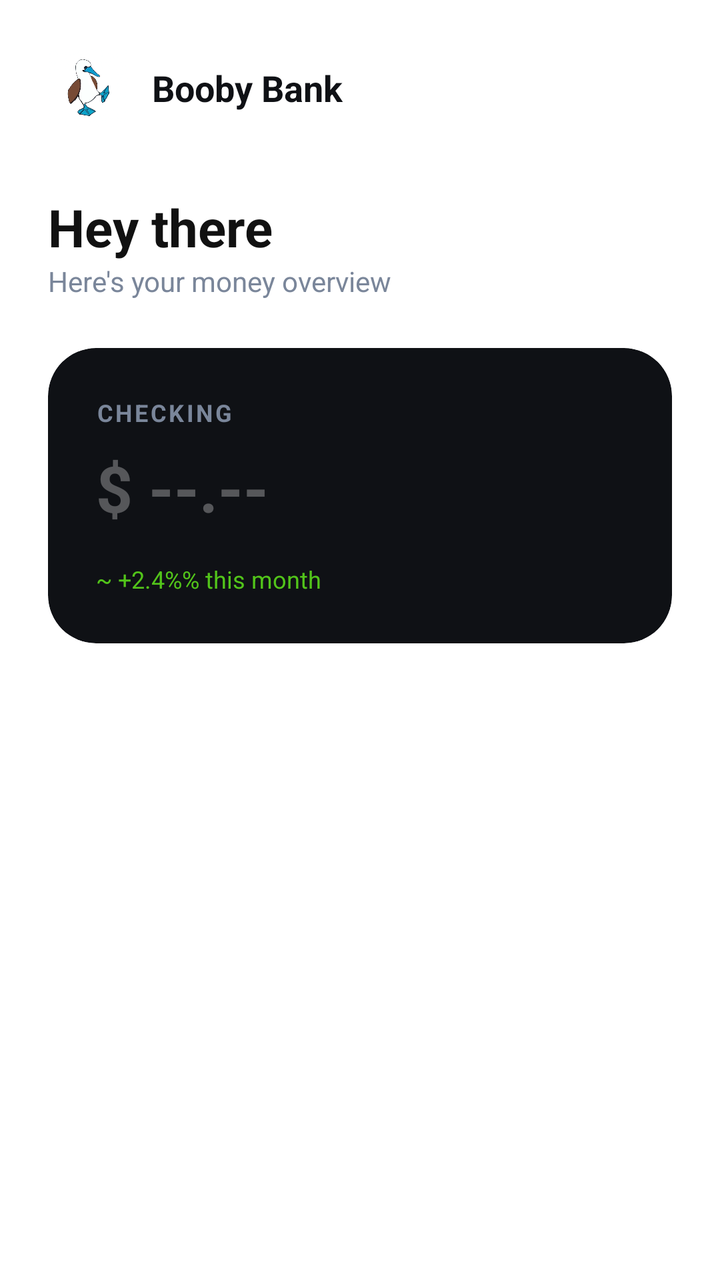
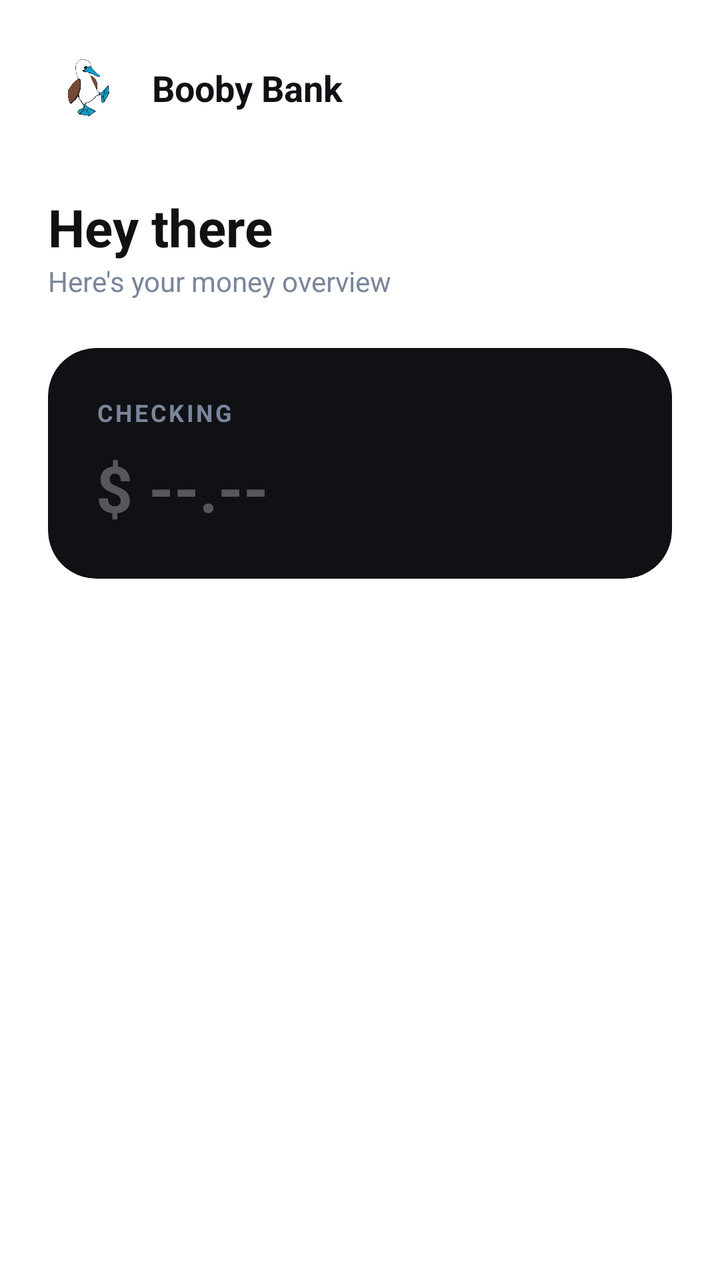

The first picture is an Android layout as it rendered before a commit; the second is the same layout after the commit. The layout source and the unified diff follow.
<!-- AndroidManifest.xml: application theme Theme.YourBankApp -->
<!-- res/layout/fragment_dashboard.xml -->
<?xml version="1.0" encoding="utf-8"?>
<LinearLayout xmlns:android="http://schemas.android.com/apk/res/android"
    xmlns:app="http://schemas.android.com/apk/res-auto"
    android:layout_width="match_parent"
    android:layout_height="match_parent"
    android:orientation="vertical"
    android:padding="24dp"
    android:background="@color/white">

    <RelativeLayout
        android:layout_width="match_parent"
        android:layout_height="wrap_content"
        android:layout_marginBottom="32dp">

        <ImageView
            android:id="@+id/logo_icon"
            android:layout_width="40dp"
            android:layout_height="40dp"
            android:layout_alignParentStart="true"
            android:src="@drawable/booby" />

        <TextView
            android:layout_width="wrap_content"
            android:layout_height="wrap_content"
            android:layout_toEndOf="@id/logo_icon"
            android:layout_centerVertical="true"
            android:layout_marginStart="12dp"
            android:text="@string/app_name"
            android:textStyle="bold"
            android:textColor="@color/bg_dark"
            android:textSize="18sp" />
    </RelativeLayout>

    <TextView
        android:id="@+id/tv_welcome_name"
        android:layout_width="wrap_content"
        android:layout_height="wrap_content"
        android:text="@string/welcome_message"
        android:textSize="26sp"
        android:textStyle="bold"
        android:textColor="@color/text_main" />

    <TextView
        android:layout_width="wrap_content"
        android:layout_height="wrap_content"
        android:text="@string/money_overview"
        android:textColor="@color/text_muted"
        android:textSize="14sp"
        android:layout_marginBottom="24dp" />

    <com.google.android.material.card.MaterialCardView
        android:id="@+id/card_balance"
        android:layout_width="match_parent"
        android:layout_height="wrap_content"
        app:cardCornerRadius="24dp"
        app:cardBackgroundColor="@color/bg_dark"
        app:strokeWidth="0dp"
        android:padding="24dp"
        android:clickable="true"
        android:focusable="true"
        android:foreground="?attr/selectableItemBackground">

        <LinearLayout
            android:layout_width="match_parent"
            android:layout_height="wrap_content"
            android:orientation="vertical"
            android:padding="24dp">

            <TextView
                android:layout_width="wrap_content"
                android:layout_height="wrap_content"
                android:text="@string/checking_label"
                android:textColor="@color/text_muted"
                android:textStyle="bold"
                android:textSize="12sp"
                android:letterSpacing="0.1" />

            <FrameLayout
                android:layout_width="wrap_content"
                android:layout_height="wrap_content"
                android:layout_marginTop="8dp">

                <TextView
                    android:id="@+id/tv_balance"
                    android:layout_width="wrap_content"
                    android:layout_height="wrap_content"
                    android:text="$ --.--"
                    android:textColor="@color/white"
                    android:textSize="32sp"
                    android:textStyle="bold"
                    android:alpha="0.3" />

                <ProgressBar
                    android:id="@+id/pb_balance_loading"
                    style="?android:attr/progressBarStyleSmall"
                    android:layout_width="wrap_content"
                    android:layout_height="wrap_content"
                    android:layout_gravity="center"
                    android:indeterminateTint="@color/white" />
            </FrameLayout>

            <TextView
                android:layout_width="wrap_content"
                android:layout_height="wrap_content"
                android:text="@string/monthly_change"
                android:textColor="#52C41A"
                android:textSize="12sp"
                android:layout_marginTop="16dp" />
        </LinearLayout>
    </com.google.android.material.card.MaterialCardView>

</LinearLayout>
<!-- resources referenced by this layout -->
<resources>
  <color name="bg_dark">#0F1115</color>
  <color name="text_main">#111111</color>
  <color name="text_muted">#7A869A</color>
  <color name="white">#FFFFFF</color>
  <!-- drawable booby: png bitmap (drawable, 149043 bytes) -->
  <string name="app_name">Booby Bank</string>
  <string name="checking_label">CHECKING</string>
  <string name="money_overview">Here\'s your money overview</string>
  <string name="monthly_change">~ +2.4%% this month</string>
  <string name="welcome_message">Hey there</string>
  <style name="Theme.YourBankApp" parent="Theme.Material3.DayNight.NoActionBar">
          
          <item name="colorPrimary">@color/bg_dark</item>
          <item name="colorOnPrimary">@color/white</item>
          
          <item name="colorSecondary">@color/card_light</item>
          <item name="colorOnSecondary">@color/text_main</item>
          
          <item name="android:statusBarColor">@color/white</item>
          <item name="android:windowLightStatusBar">true</item>
      </style>
  <color name="card_light">#F4F7FC</color>
</resources>

<!-- the commit's change to res/layout/fragment_dashboard.xml (unified diff, before → after) -->
@@ -98,14 +98,6 @@
                     android:layout_gravity="center"
                     android:indeterminateTint="@color/white" />
             </FrameLayout>
-
-            <TextView
-                android:layout_width="wrap_content"
-                android:layout_height="wrap_content"
-                android:text="@string/monthly_change"
-                android:textColor="#52C41A"
-                android:textSize="12sp"
-                android:layout_marginTop="16dp" />
         </LinearLayout>
     </com.google.android.material.card.MaterialCardView>
 
<!-- resource entries referenced after the edit -->
@@ -8,7 +8,6 @@
   <string name="app_name">Booby Bank</string>
   <string name="checking_label">CHECKING</string>
   <string name="money_overview">Here\'s your money overview</string>
-  <string name="monthly_change">~ +2.4%% this month</string>
   <string name="welcome_message">Hey there</string>
   <style name="Theme.YourBankApp" parent="Theme.Material3.DayNight.NoActionBar">
           
